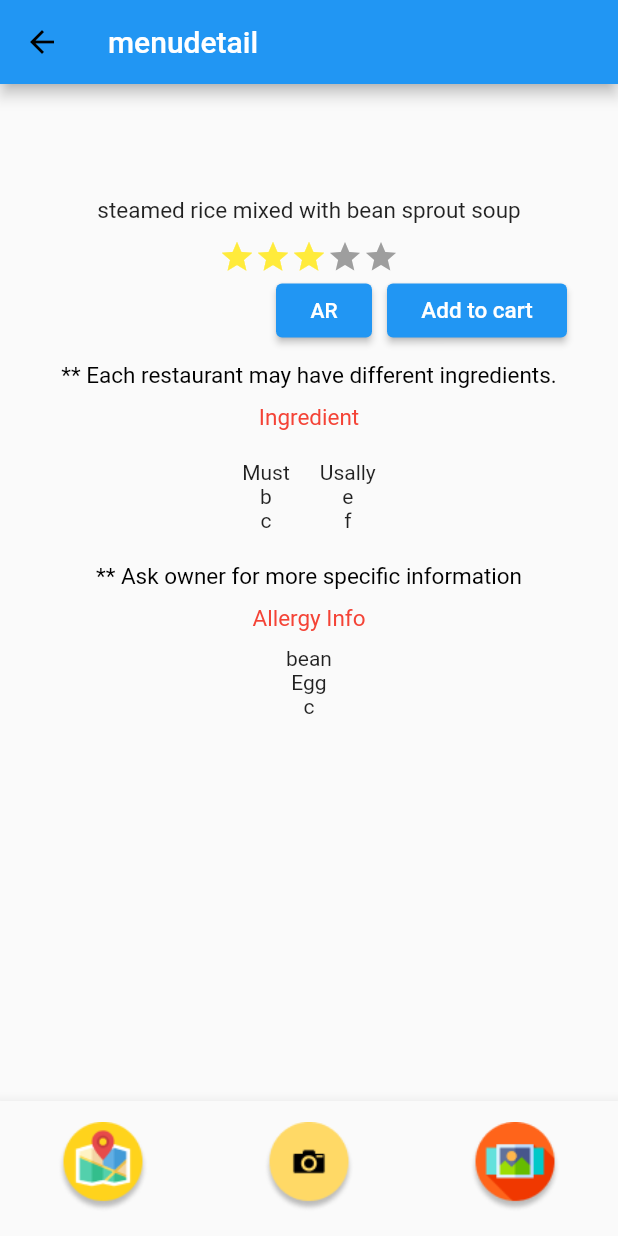
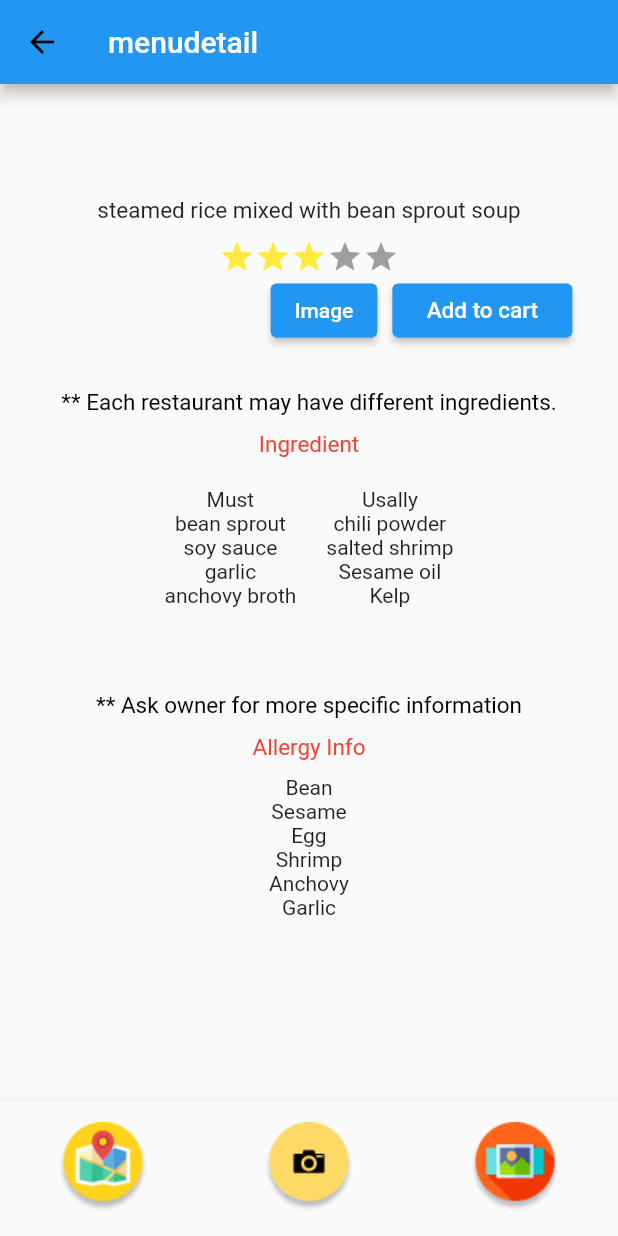
Before and after one commit to TripleH-EwhaCSE/Mein_Flutter, a Flutter app: the MenuDetail screen opened directly with empty values, on a phone screen of 412 x 824 dp. Run offline on Flutter 3.47's test engine with Material 2 defaults, Android fonts, the phone set to English and light mode, and no system bars; our stand-ins replace google_maps_flutter, image_picker; missing offline and left inert: photo_manager.

Commit message:
이미지 바꾸고 단어 몇개 수정,,

```diff
--- a/mein/lib/main.dart
+++ b/mein/lib/main.dart
@@ -26,7 +26,7 @@ class MyApp extends StatelessWidget {
         '/camera_3': (context) => Camera_3(),
         '/menudetail': (context) => MenuDetail(),
         '/menulist': (context) => MenuList(),
-        '/menuAR': (context) => MenuAR(),
+        '/menuImage': (context) => MenuImage(),
         '/cart': (context) => Cart(),
         '/map': (context) => MapView(),
         '/restaurantdetail': (context) => RestaurantDetail(),
--- a/mein/lib/main_page.dart
+++ b/mein/lib/main_page.dart
@@ -29,9 +29,9 @@ class MainPage extends StatelessWidget {
                 Icons.home,
                 color: Colors.grey[850],
               ),
-              title: Text('menuAR'),
+              title: Text('menuImage'),
               onTap: () {
-                Navigator.pushNamed(context, '/menuAR');
+                Navigator.pushNamed(context, '/menuImage');
               },
             ),
             ListTile(
--- a/mein/lib/menudetail.dart
+++ b/mein/lib/menudetail.dart
@@ -55,9 +55,9 @@ class MenuDetail extends StatelessWidget {
                     Container(
                       child: ElevatedButton(
                         onPressed: () {
-                          Navigator.pushNamed(context, '/menuAR');
+                          Navigator.pushNamed(context, '/menuImage');
                         },
-                        child: Text("AR"),
+                        child: Text("Image"),
                       ),
                       padding: const EdgeInsets.only(right: 10.0),
                     ),
@@ -119,7 +119,7 @@ class MenuDetail extends StatelessWidget {
           children: [
             Container(
               child: textSection(
-                  '** Each restaurant may have different ingredients.'),
+                  '\n** Each restaurant may have different ingredients.'),
             ),
             Container(
               margin: EdgeInsets.only(top: 10.0, bottom: 10.0),
@@ -137,8 +137,10 @@ class MenuDetail extends StatelessWidget {
                     child: Column(
                       children: [
                         Container(child: Text('Must')),
-                        Container(child: Text('b')),
-                        Container(child: Text('c')),
+                        Container(child: Text('bean sprout')),
+                        Container(child: Text('soy sauce')),
+                        Container(child: Text('garlic')),
+                        Container(child: Text('anchovy broth')),
                       ],
                     ),
                   ),
@@ -147,8 +149,10 @@ class MenuDetail extends StatelessWidget {
                     child: Column(
                       children: [
                         Container(child: Text('Usally')),
-                        Container(child: Text('e')),
-                        Container(child: Text('f')),
+                        Container(child: Text('chili powder')),
+                        Container(child: Text('salted shrimp')),
+                        Container(child: Text('Sesame oil')),
+                        Container(child: Text('Kelp')),
                       ],
                     ),
                   )
@@ -161,7 +165,7 @@ class MenuDetail extends StatelessWidget {
           mainAxisAlignment: MainAxisAlignment.spaceBetween,
           children: [
             Container(
-              child: textSection('** Ask owner for more specific information'),
+              child: textSection('\n\n** Ask owner for more specific information'),
             ),
             Container(
               margin: EdgeInsets.only(top: 10.0, bottom: 10.0),
@@ -173,9 +177,12 @@ class MenuDetail extends StatelessWidget {
             Container(
               child: Column(
                 children: [
-                  Container(child: Text('bean')),
+                  Container(child: Text('Bean')),
+                  Container(child: Text('Sesame')),
                   Container(child: Text('Egg')),
-                  Container(child: Text('c')),
+                  Container(child: Text('Shrimp')),
+                  Container(child: Text('Anchovy')),
+                  Container(child: Text('Garlic')),
                 ],
               ),
             ),
```
Also changed, not shown: mein/lib/menuAR.dart (+2 -15 lines), mein/images/AR_sample.png, 11 other files.
